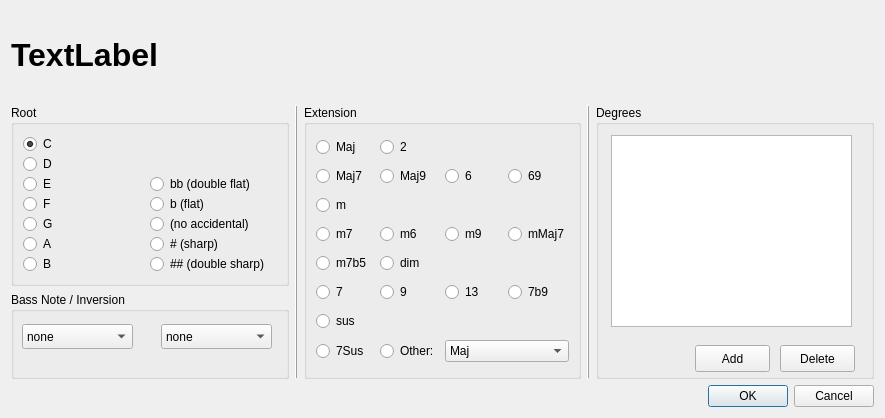
Qt form mscore/mscore/chordedit.ui (musescore/musescore-old) before a commit.
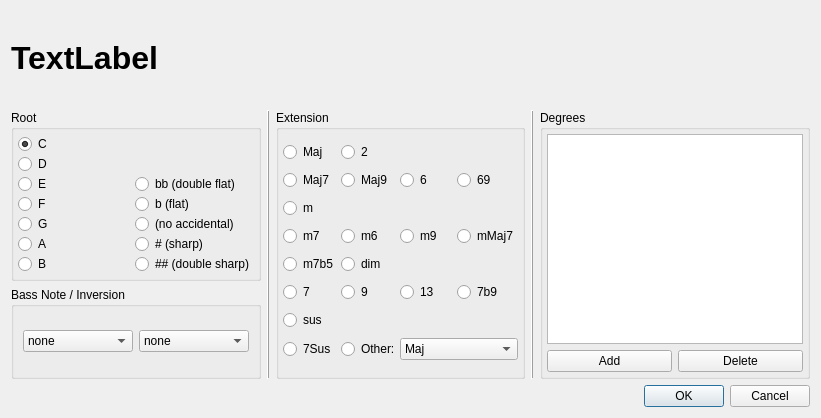
The same form after that commit.

```diff
--- a/mscore/mscore/chordedit.ui
+++ b/mscore/mscore/chordedit.ui
@@ -5,7 +5,7 @@
    <rect>
     <x>0</x>
     <y>0</y>
-    <width>885</width>
+    <width>821</width>
     <height>418</height>
    </rect>
   </property>
@@ -36,8 +36,20 @@
       <bool>true</bool>
      </property>
      <layout class="QGridLayout" >
+      <property name="leftMargin" >
+       <number>4</number>
+      </property>
+      <property name="topMargin" >
+       <number>4</number>
+      </property>
+      <property name="rightMargin" >
+       <number>4</number>
+      </property>
+      <property name="bottomMargin" >
+       <number>4</number>
+      </property>
       <property name="horizontalSpacing" >
-       <number>0</number>
+       <number>9</number>
       </property>
       <property name="verticalSpacing" >
        <number>0</number>
@@ -151,6 +163,24 @@
       <bool>true</bool>
      </property>
      <layout class="QGridLayout" >
+      <property name="leftMargin" >
+       <number>4</number>
+      </property>
+      <property name="topMargin" >
+       <number>4</number>
+      </property>
+      <property name="rightMargin" >
+       <number>4</number>
+      </property>
+      <property name="bottomMargin" >
+       <number>4</number>
+      </property>
+      <property name="horizontalSpacing" >
+       <number>0</number>
+      </property>
+      <property name="verticalSpacing" >
+       <number>0</number>
+      </property>
       <item row="0" column="0" >
        <widget class="QRadioButton" name="extMaj" >
         <property name="text" >
@@ -986,42 +1016,37 @@
      <property name="flat" >
       <bool>true</bool>
      </property>
+     <layout class="QGridLayout" >
+      <property name="leftMargin" >
+       <number>4</number>
+      </property>
+      <property name="topMargin" >
+       <number>4</number>
+      </property>
+      <property name="rightMargin" >
+       <number>4</number>
+      </property>
+      <property name="bottomMargin" >
+       <number>4</number>
+      </property>
+      <item row="0" column="0" colspan="2" >
+       <widget class="QTableView" name="degreeTable" />
+      </item>
+      <item row="1" column="0" >
      <widget class="QPushButton" name="addButton" >
-      <property name="geometry" >
-       <rect>
-        <x>99</x>
-        <y>240</y>
-        <width>75</width>
-        <height>27</height>
-       </rect>
-      </property>
       <property name="text" >
        <string>Add</string>
       </property>
      </widget>
+      </item>
+      <item row="1" column="1" >
      <widget class="QPushButton" name="deleteButton" >
-      <property name="geometry" >
-       <rect>
-        <x>184</x>
-        <y>240</y>
-        <width>75</width>
-        <height>27</height>
-       </rect>
-      </property>
       <property name="text" >
        <string>Delete</string>
       </property>
      </widget>
-     <widget class="QTableView" name="degreeTable" >
-      <property name="geometry" >
-       <rect>
-        <x>15</x>
-        <y>30</y>
-        <width>241</width>
-        <height>192</height>
-       </rect>
-      </property>
-     </widget>
+      </item>
+     </layout>
     </widget>
    </item>
    <item row="2" column="0" >
@@ -1032,15 +1057,9 @@
      <property name="flat" >
       <bool>true</bool>
      </property>
+     <layout class="QHBoxLayout" >
+      <item>
      <widget class="QComboBox" name="bassNote" >
-      <property name="geometry" >
-       <rect>
-        <x>11</x>
-        <y>32</y>
-        <width>111</width>
-        <height>25</height>
-       </rect>
-      </property>
       <item>
        <property name="text" >
         <string>none</string>
@@ -1107,15 +1126,9 @@
        </property>
       </item>
      </widget>
+      </item>
+      <item>
      <widget class="QComboBox" name="inversion" >
-      <property name="geometry" >
-       <rect>
-        <x>150</x>
-        <y>32</y>
-        <width>111</width>
-        <height>25</height>
-       </rect>
-      </property>
       <property name="currentIndex" >
        <number>0</number>
       </property>
@@ -1140,6 +1153,8 @@
        </property>
       </item>
      </widget>
+      </item>
+     </layout>
     </widget>
    </item>
    <item row="3" column="2" colspan="3" >
```
Lines whose indentation alone changed are shown as unchanged.
